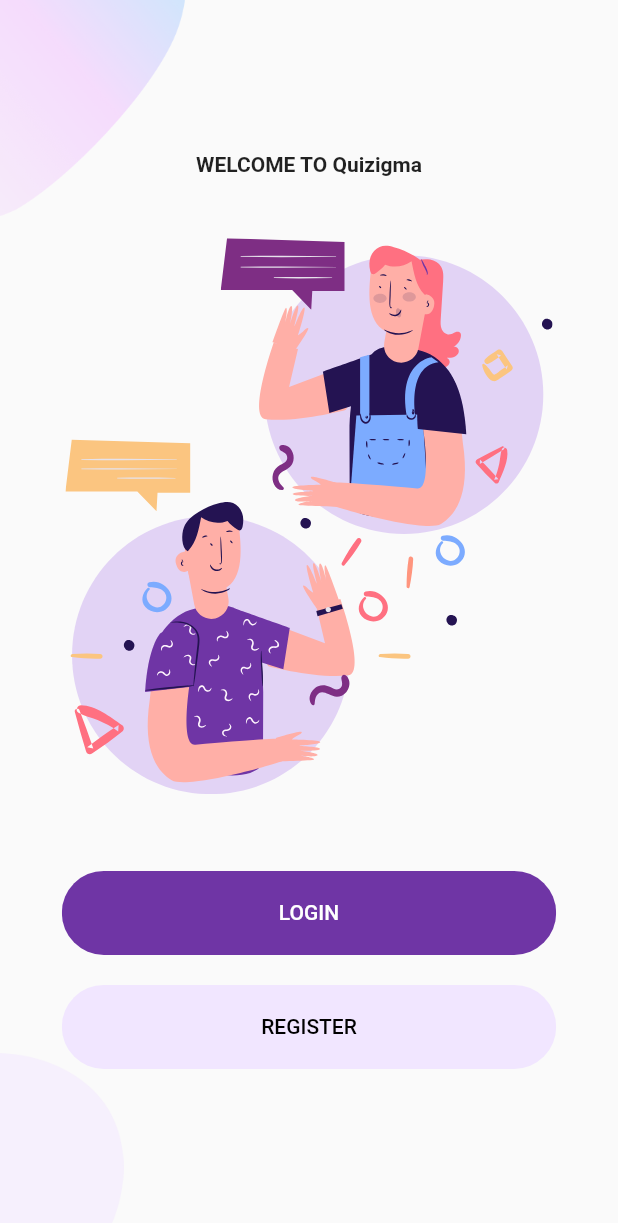
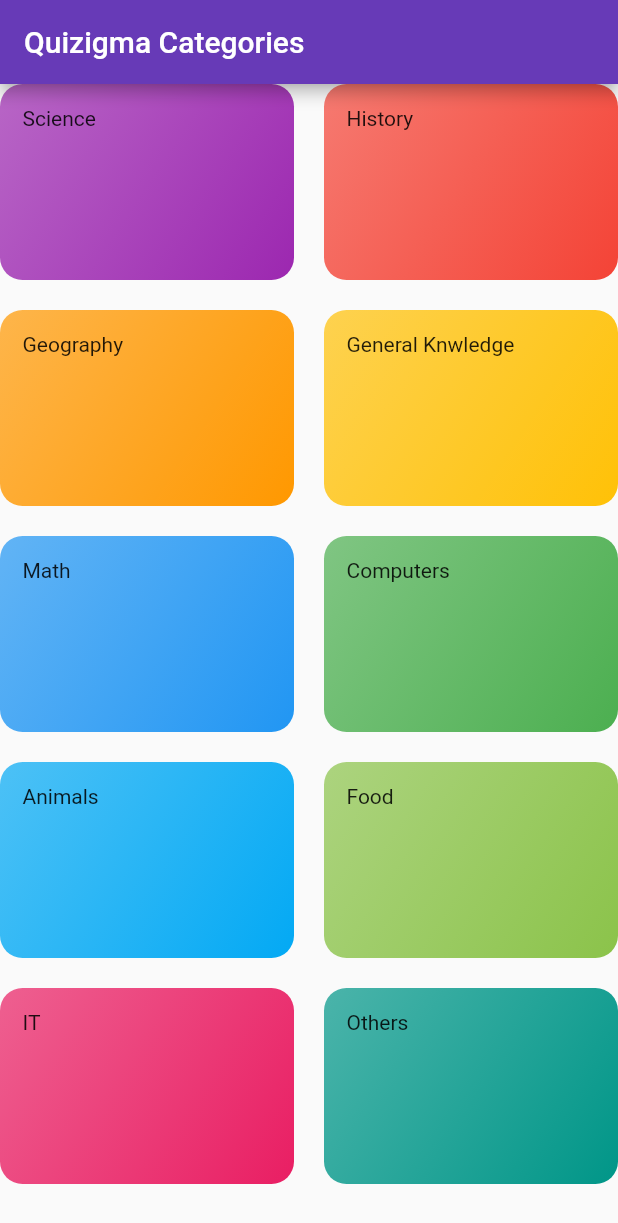
Before and after one commit to IvayloGatev/Quizigma, a Flutter app: the screen it shows after launch, on a phone screen of 412 x 824 dp. Shown: the top 1223 px of the screen. Run offline on Flutter 3.47's test engine with Material 2 defaults, Android fonts, the phone set to English and light mode, and no system bars; our stand-ins replace cloud_firestore, firebase_auth, firebase_core, flutter_svg, mvc_pattern, random_string; accounts and stored records are empty.

Commit message:
Categories added

```diff
--- a/lib/main.dart
+++ b/lib/main.dart
@@ -5,6 +5,7 @@ import 'package:provider/provider.dart';
 import 'package:quizigma/controllers/home_controller.dart';
 import 'package:quizigma/models/quizigma_user.dart';
 import 'package:quizigma/services/app_localization.dart';
+import 'package:quizigma/views/home/welcome/categories_screen.dart';
 import 'package:quizigma/views/home/wrapper.dart';
 
 void main() async {
@@ -44,7 +45,7 @@ class Quizigma extends StatelessWidget {
             // If the locale of the device is not supported, use the first one from the list.
             return supportedLocales.first;
           },
-          home: Wrapper(),
+          home: CategoriesScreen(),
         ));
   }
 }
--- /dev/null
+++ b/lib/models/category.dart
@@ -0,0 +1,13 @@
+import 'package:flutter/material.dart';
+
+class Category {
+  final String id;
+  final String title;
+  final Color color;
+
+  const Category({
+    @required this.id,
+    @required this.title,
+    this.color = Colors.white,
+  });
+}
--- /dev/null
+++ b/lib/models/category_item.dart
@@ -0,0 +1,27 @@
+import 'package:flutter/material.dart';
+
+class CategoryItem extends StatelessWidget {
+  final String title;
+  final Color color;
+
+  CategoryItem(this.title, this.color);
+
+  @override
+  Widget build(BuildContext context) {
+    return Container(
+      padding: const EdgeInsets.all(15),
+      child: Text(title),
+      decoration: BoxDecoration(
+        gradient: LinearGradient(
+          colors: [
+            color.withOpacity(0.7),
+            color,
+          ],
+          begin: Alignment.topLeft,
+          end: Alignment.bottomRight,
+        ),
+        borderRadius: BorderRadius.circular(15),
+      ),
+    );
+  }
+}
--- /dev/null
+++ b/lib/models/dummy_data.dart
@@ -0,0 +1,56 @@
+import 'package:flutter/material.dart';
+
+import './category.dart';
+
+const DUMMY_CATEGORIES = const [
+  Category(
+    id: 'c1',
+    title: 'Science',
+    color: Colors.purple,
+  ),
+  Category(
+    id: 'c2',
+    title: 'History',
+    color: Colors.red,
+  ),
+  Category(
+    id: 'c3',
+    title: 'Geography',
+    color: Colors.orange,
+  ),
+  Category(
+    id: 'c4',
+    title: 'General Knwledge',
+    color: Colors.amber,
+  ),
+  Category(
+    id: 'c5',
+    title: 'Math',
+    color: Colors.blue,
+  ),
+  Category(
+    id: 'c6',
+    title: 'Computers',
+    color: Colors.green,
+  ),
+  Category(
+    id: 'c7',
+    title: 'Animals',
+    color: Colors.lightBlue,
+  ),
+  Category(
+    id: 'c8',
+    title: 'Food',
+    color: Colors.lightGreen,
+  ),
+  Category(
+    id: 'c9',
+    title: 'IT',
+    color: Colors.pink,
+  ),
+  Category(
+    id: 'c10',
+    title: 'Others',
+    color: Colors.teal,
+  ),
+];
--- /dev/null
+++ b/lib/views/home/welcome/categories_screen.dart
@@ -0,0 +1,35 @@
+import 'package:flutter/material.dart';
+import 'package:quizigma/models/category_item.dart';
+import 'package:quizigma/models/dummy_data.dart';
+
+
+
+class CategoriesScreen extends StatelessWidget {
+  @override
+  Widget build(BuildContext context) {
+    return Scaffold(
+      appBar: AppBar(
+        backgroundColor: Colors.deepPurple,
+        shadowColor: Colors.black,
+        title: const Text('Quizigma Categories'),
+
+      ),
+      body: GridView(
+        children: DUMMY_CATEGORIES
+            .map(
+              (catData) => CategoryItem(
+                    catData.title,
+                    catData.color,
+                  ),
+            )
+            .toList(),
+        gridDelegate: SliverGridDelegateWithMaxCrossAxisExtent(
+          maxCrossAxisExtent: 200,
+          childAspectRatio: 3 / 2,
+          crossAxisSpacing: 20,
+          mainAxisSpacing: 20,
+        ),
+      ),
+    );
+  }
+}
```
Also changed, not shown: lib/views/home/welcome/tempCodeRunnerFile.dart (added), pubspec.lock.
